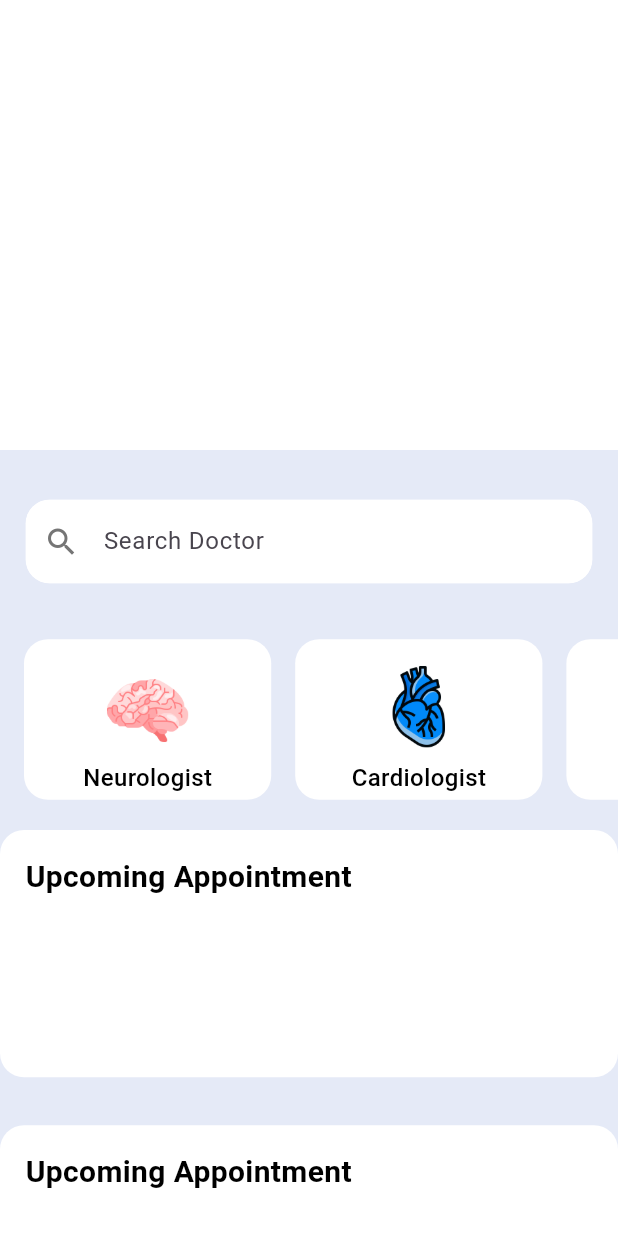
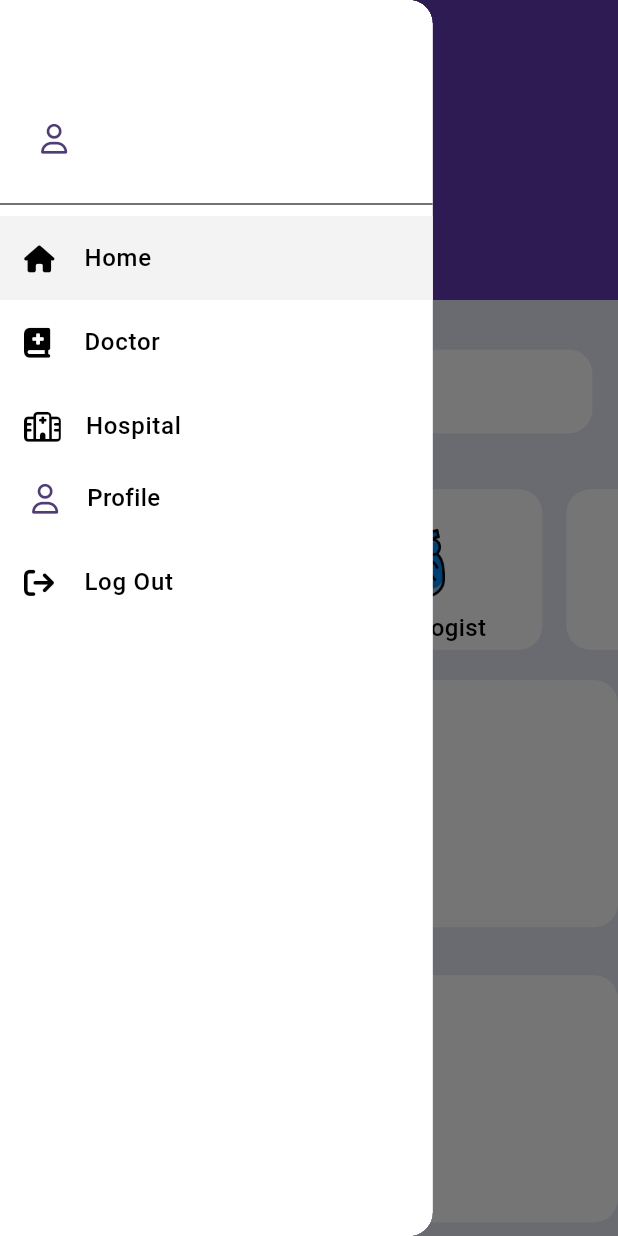
Before and after one commit to Farhanansari23/Care-Link, a Flutter app: the screen it shows after launch, with the side drawer open (before the commit the screen has no drawer), on a phone screen of 412 x 824 dp. Run offline on Flutter 3.47's test engine with Material 3 defaults, Android fonts, the phone set to English and light mode, and no system bars; our stand-ins replace cached_network_image, cloud_firestore, date_picker_timeline, firebase_auth, firebase_core, flutter_dotenv and 8 more; missing offline and left inert: cloudinary_url_gen, flutter_date_pickers, font_awesome_icon_class; accounts and stored records are empty.

Commit message:
FA-24:working on admin drawer

```diff
--- a/lib/main.dart
+++ b/lib/main.dart
@@ -39,6 +39,7 @@ class MyApp extends StatelessWidget {
         initialRoute: UserConstants.homePage,
         onGenerateRoute: RouteGenerator.generateRoutes,
         home: const MyHomePage(),
+        // home: const test(),
       ),
     );
   }
--- a/lib/pages/admin_pages/adminDashboard.dart
+++ b/lib/pages/admin_pages/adminDashboard.dart
@@ -2,6 +2,7 @@ import 'package:flutter/material.dart';
 import 'package:provider/provider.dart';
 import 'package:semester_project/widgets/colors/custom_colors.dart';
 import 'package:semester_project/widgets/container/custom_container.dart';
+import 'package:semester_project/widgets/drawer/admin_drawer.dart';
 
 import '../../provider/customer_provider/customer_provider.dart';
 import '../../widgets/text/custom_text.dart';
@@ -20,6 +21,9 @@ class _AdminDashboardState extends State<AdminDashboard> {
     return  Scaffold(
       backgroundColor: CustomColors.backgroudColor,
       body: _body(context),
+      drawer: AdminDrawer(
+        isHomeActive: true,
+      ),
     );
   }
 
@@ -31,14 +35,21 @@ class _AdminDashboardState extends State<AdminDashboard> {
           slivers: [
            SliverAppBar(
              title: Text("Admin Dashboard",style: TextStyle(color: Colors.white),),
-             leading: Icon(Icons.menu,color: Colors.white,),
+             leading: IconButton(
+               color: Colors.white,
+               onPressed: () {
+                 Scaffold.of(context).openDrawer();
+               },
+               icon: Icon(Icons.menu),
+             ),
              backgroundColor: Colors.deepPurple,
-             expandedHeight: 300,
-             flexibleSpace: FlexibleSpaceBar(
-               background: Container(
-                 color: Colors.white,
-               ),
-             ),
+             expandedHeight: 200,
+             floating: true,
+             // flexibleSpace: FlexibleSpaceBar(
+             //   background: Container(
+             //     color: Colors.white,
+             //   ),
+             // ),
            ),
             SliverToBoxAdapter(
               child:  CustomContainer(
--- /dev/null
+++ b/lib/widgets/drawer/admin_drawer.dart
@@ -0,0 +1,218 @@
+import 'package:flutter/material.dart';
+import 'package:flutter_secure_storage/flutter_secure_storage.dart';
+import 'package:font_awesome_flutter/font_awesome_flutter.dart';
+import 'package:provider/provider.dart';
+import '../../classes/secure_storage.dart';
+import '../../const.dart';
+import '../../provider/customer_provider/customer_profile_provider.dart';
+import '../../routes/route_generator_constants.dart';
+import '../buttons/custom_elevatedbutton.dart';
+import '../colors/custom_colors.dart';
+import '../list_tile/custom_list_tile.dart';
+import '../text/custom_text.dart'; // Ensure this import is correct
+import 'package:semester_project/classes/secure_storage.dart';
+
+class AdminDrawer extends StatefulWidget {
+  AdminDrawer({
+    super.key,
+    this.isLogoutActive = false,
+    this.isHomeActive = false,
+    this.isHospitalActive = false,
+    this.isDoctorActive = false,
+    this.isProfileActive = false,
+  });
+
+  final bool isLogoutActive;
+  final bool isHomeActive;
+  final bool isHospitalActive;
+  final bool isDoctorActive;
+  final bool isProfileActive;
+
+  @override
+  State<AdminDrawer> createState() => _AdminDrawerState();
+}
+
+class _AdminDrawerState extends State<AdminDrawer> {
+
+  String userName = '';
+
+  @override
+  void initState() {
+    // TODO: implement initState
+    super.initState();
+    _loadUserName();
+  }
+
+  Future<void> _loadUserName() async {
+    final FlutterSecureStorage secureStorage = FlutterSecureStorage();
+    String? name = await secureStorage.read(key: 'user_name');
+    setState(() {
+      userName = name ?? signedInName ; // Fallback if null
+    });
+  }
+
+  @override
+  Widget build(BuildContext context) {
+    CustomerProfileProvider customerProfileProvider = Provider.of<CustomerProfileProvider>(context,listen: false);
+    return Drawer(
+      width: MediaQuery.of(context).size.width * 0.7,
+      child: Container(
+        color: Colors.white,
+        child: ListView(
+          children: [
+            const SizedBox(height: 32),
+            Padding(
+              padding: const EdgeInsets.only(
+                top: 40.0,
+                left: 16.0,
+                bottom: 16.0,
+              ),
+              child: Container(
+                child: Row(
+                  children: [
+                    CircleAvatar(
+                      radius: 20,
+                      backgroundColor: Colors.white,
+                      backgroundImage: customerProfileProvider.imageUrl != null
+                          ? NetworkImage(customerProfileProvider.imageUrl!)
+                          : null,
+                      child: customerProfileProvider.imageUrl == null
+                          ? Icon(FontAwesomeIcons.user, size: 20)
+                          : null,
+                    ),
+                    SizedBox(width: 16,),
+                    CustomText(text:userName,isContent: true,)
+                  ],
+                ),
+              ),
+            ),
+            Divider(
+              thickness: 0.8,
+              color: CustomColors.primaryBlack,
+            ),
+            CustomListTile(
+              onTap: (){
+                // Navigator.of(context).pushNamed(UserConstants.userDashboard);
+              },
+              isTabActive: widget.isHomeActive,
+              icon: FontAwesomeIcons.home,
+              iconSize: 18,
+              text: 'Home',
+              textColor: Colors.black,
+              tabColor: CustomColors.lightBlue,
+            ),
+            CustomListTile(
+              onTap: (){
+                // Navigator.of(context).pushNamed(UserConstants.userTreatmentPage);
+              },
+              isTabActive: widget.isDoctorActive,
+              icon: FontAwesomeIcons.bookMedical,
+              tabColor: CustomColors.lightBlue,
+              iconSize: 20,
+              imgColor: Colors.black,
+              text: 'Doctor',
+              textColor: Colors.black,
+            ),
+            CustomListTile(
+              onTap: (){
+                // Navigator.of(context).pushNamed(UserConstants.userHospitalListPage);
+              },
+              isTabActive: widget.isHospitalActive,
+              icon: FontAwesomeIcons.hospital,
+              iconSize: 20,
+              text: 'Hospital',textColor: Colors.black,
+            ),
+            InkWell(
+              onTap: (){
+                // Navigator.of(context).pushNamed(UserConstants.userProfilePage);
+              },
+              child: Padding(
+                padding: const EdgeInsets.only(
+                  top: 0.0,
+                  left: 10.0,
+                  bottom: 8.0,
+                ),
+                child: Row(
+                  children: [
+                    CircleAvatar(
+                      radius: 20,
+                      backgroundColor: Colors.white,
+                      backgroundImage: customerProfileProvider.imageUrl != null
+                          ? NetworkImage(customerProfileProvider.imageUrl!)
+                          : null,
+                      child: customerProfileProvider.imageUrl == null
+                          ? Icon(FontAwesomeIcons.user, size: 20)
+                          : null,
+                    ),
+                    SizedBox(width: 8),
+                    Column(
+                      crossAxisAlignment: CrossAxisAlignment.start,
+                      children: [
+                        CustomText(text: 'Profile',isContent: true,),
+                      ],
+                    ),
+                  ],
+                ),
+              ),
+            ),
+            CustomListTile(
+              onTap: (){
+
+                openAlertDialog(context);
+              },
+              isTabActive: widget.isLogoutActive,
+              icon: FontAwesomeIcons.arrowRightFromBracket,
+              iconSize: 20,
+              text: 'Log Out',textColor: Colors.black,
+            ),
+          ],
+        ),
+      ),
+    );
+  }
+}
+
+//-------------------------------------------------------------Alert Dialog---------------------------------------------------------------------------------------------------------------------------//
+void openAlertDialog(context) {
+  CustomerProfileProvider customerProfileProvider = Provider.of<CustomerProfileProvider>(context,listen: false);
+  showDialog(
+      context: context,
+      builder: (BuildContext context) {
+        return AlertDialog(
+          title: CustomText(
+            text: 'Logout',
+            fontWeight: FontWeight.w600,
+            size: 24,
+          ),
+          content: SizedBox(
+            width: MediaQuery.of(context).size.width * 0.9,
+            child: SingleChildScrollView(
+              child: Column(
+                children: [
+                  CustomText(text: 'Are you sure you want to logout?')
+                ],
+              ),
+            ),
+          ),
+          actions: [
+            Row(
+              mainAxisAlignment: MainAxisAlignment.spaceBetween,
+              children: [
+                CustomElevatedButton(onPressed: ()async{
+                  Navigator.pop(context);
+                }, widget:  CustomText(text:'Cancel'),backgroundColor:CustomColors.lightRed,),
+                CustomElevatedButton(
+                  onPressed: ()async{
+                    SessionController.instance.clearSession();
+                    customerProfileProvider.clearImage();
+                    // Navigator.of(context);
+                    Navigator.of(context).popAndPushNamed(UserConstants.logInPage);
+                  },
+                  widget: CustomText(text: 'Yes'),backgroundColor: CustomColors.lightBlue,)
+              ],
+            )
+
+          ],
+        );
+      });
+}
```
